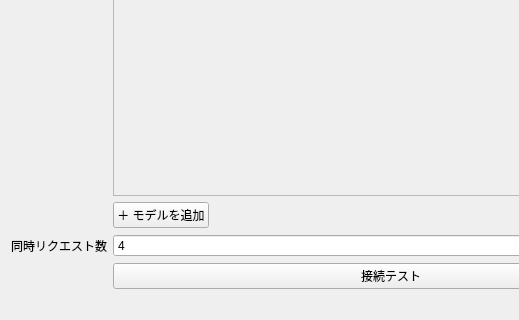
Qt form ui/dialogs/settings/AiPage.ui (Ikumyon/AutoLingua2) before a commit; both pictures show x 0 to 519 and y 230 to 550 of the 680 by 550 pixel window.
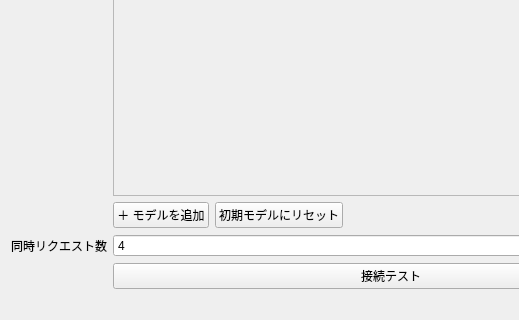
The same form after that commit.

Commit message: feat: ワークスペース言語設定、マルチモデル翻訳ダイアログ、言語名ローカライズの追加およびUI・サービスの改善

Diff of the .ui file:
```diff
--- a/ui/dialogs/settings/AiPage.ui
+++ b/ui/dialogs/settings/AiPage.ui
@@ -93,6 +93,13 @@
          </property>
         </widget>
        </item>
+       <item>
+        <widget class="QPushButton" name="buttonResetModels">
+         <property name="text">
+          <string>初期モデルにリセット</string>
+         </property>
+        </widget>
+       </item>
        <item>
         <spacer name="spacerModelActions">
          <property name="orientation">
```
The commit also changes 29 other files.
